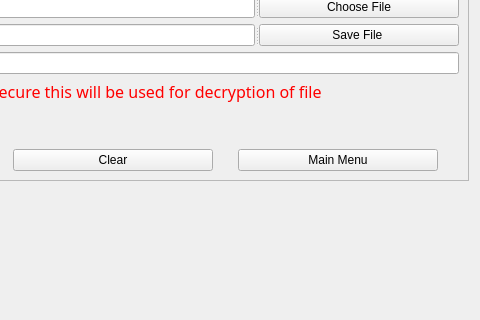
Qt form MCA_Project/PrjFiles/FileEncrypt.ui (Mist54/MCAProject) before a commit; both pictures show x 477 to 957 and y 304 to 624 of the 957 by 717 pixel window.
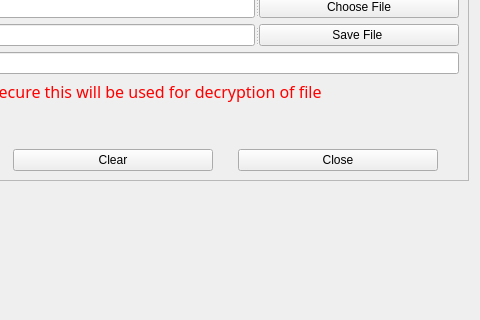
The same form after that commit.

```diff
--- a/MCA_Project/PrjFiles/FileEncrypt.ui
+++ b/MCA_Project/PrjFiles/FileEncrypt.ui
@@ -222,7 +222,7 @@
            </size>
           </property>
           <property name="text">
-           <string>Main Menu</string>
+           <string>Close</string>
           </property>
          </widget>
         </item>
```
